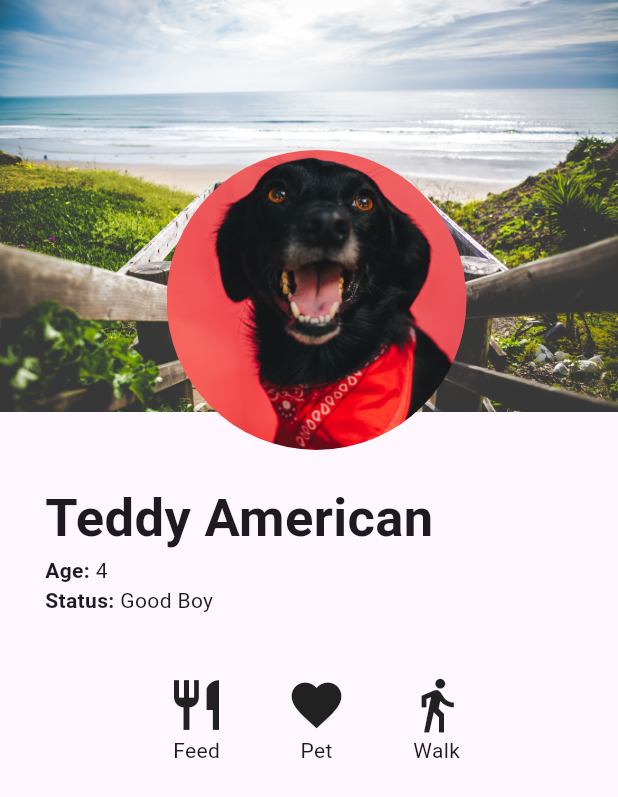
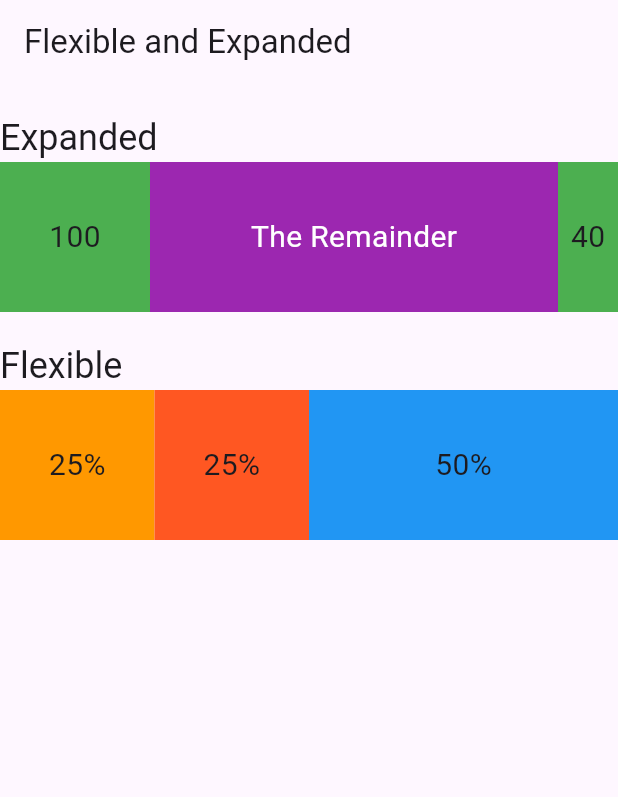
Before and after one commit to Wil-Wena/dog_project, a Flutter app: the screen it shows after launch, on a phone screen of 412 x 824 dp. Shown: the top 797 px of the screen. Run offline on Flutter 3.47's test engine with Material 2 defaults, Android fonts, the phone set to English and light mode, and no system bars.

Commit message:
FlexScreen bug fix

```diff
--- /dev/null
+++ b/lib/flex_screen.dart
@@ -0,0 +1,72 @@
+import 'package:dog_project/flexible.dart';
+import 'package:dog_project/labeled_container.dart';
+import 'package:flutter/material.dart';
+
+class FlexScreen extends StatelessWidget {
+  const FlexScreen({super.key});
+
+  @override
+  Widget build(BuildContext context) {
+    return Scaffold(
+      appBar: AppBar(
+        title: const Text('Flexible and Expanded'),
+      ),
+      body: Column(
+        crossAxisAlignment: CrossAxisAlignment.start,
+        children: [
+          ..._header(context, 'Expanded'),
+          _buildExpanded(context),
+          ..._header(context, 'Flexible'),
+          _buildFlexible(context),
+        ],
+      ),
+    );
+  }
+
+  Iterable<Widget> _header(BuildContext context, String text) {
+    return [
+      const SizedBox(height: 20),
+      Text(
+        text,
+        style: Theme.of(context).textTheme.headlineSmall,
+      )
+    ];
+  }
+
+  Widget _buildExpanded(BuildContext context) {
+    return const SizedBox(
+      height: 100,
+      child: Row(
+        children: [
+          LabeledContainer(text: '100', width: 100, color: Colors.green),
+          Expanded(
+              child: LabeledContainer(
+            text: "The Remainder",
+            textColor: Colors.white,
+            color: Colors.purple,
+          )),
+          LabeledContainer(
+            text: '40',
+            width: 40,
+            color: Colors.green,
+          )
+        ],
+      ),
+    );
+  }
+
+  Widget _buildFlexible(BuildContext context) {
+    return const SizedBox(
+      height: 100,
+      child: Row(children: [
+        FlexibleLabel(flex: 1, flexColor: Colors.orange, textSize: '25%'),
+        FlexibleLabel(flex: 1, flexColor: Colors.deepOrange, textSize: '25%'),
+        FlexibleLabel(flex: 2, flexColor: Colors.blue, textSize: '50%')
+      ]),
+    );
+  }
+
+  Widget _buildFooter(BuildContext context) {
+    return Container();
+  }
+}
--- /dev/null
+++ b/lib/flexible.dart
@@ -0,0 +1,23 @@
+import 'package:dog_project/labeled_container.dart';
+import 'package:flutter/material.dart';
+
+class FlexibleLabel extends StatelessWidget {
+  final int flex;
+  final Color flexColor;
+  final String textSize;
+  const FlexibleLabel(
+      {super.key,
+      required this.flex,
+      required this.flexColor,
+      required this.textSize});
+
+  @override
+  Widget build(BuildContext context) {
+    return Flexible(
+        flex: flex,
+        child: LabeledContainer(
+          text: textSize,
+          color: flexColor,
+        ));
+  }
+}
--- /dev/null
+++ b/lib/labeled_container.dart
@@ -0,0 +1,32 @@
+import 'package:flutter/material.dart';
+
+class LabeledContainer extends StatelessWidget {
+  final double? width;
+  final double height;
+  final Color? color;
+  final String text;
+  final Color? textColor;
+
+  const LabeledContainer({
+    Key? key,
+    this.width,
+    this.height = double.infinity,
+    this.color,
+    required this.text,
+    this.textColor,
+  }) : super(key: key);
+
+  @override
+  Widget build(BuildContext context) {
+    return Container(
+      width: width,
+      height: height,
+      color: color,
+      child: Center(
+          child: Text(
+        text,
+        style: TextStyle(color: textColor, fontSize: 20),
+      )),
+    );
+  }
+}
--- a/lib/main.dart
+++ b/lib/main.dart
@@ -1,3 +1,4 @@
+import 'package:dog_project/flex_screen.dart';
 import 'package:dog_project/profile_screen.dart';
 import 'package:flutter/material.dart';
 
@@ -17,7 +18,7 @@ class MyApp extends StatelessWidget {
         colorScheme: ColorScheme.fromSeed(seedColor: Colors.deepPurple),
         useMaterial3: true,
       ),
-      home: ProfileScreen(),
+      home: FlexScreen(),
     );
   }
 }
```
